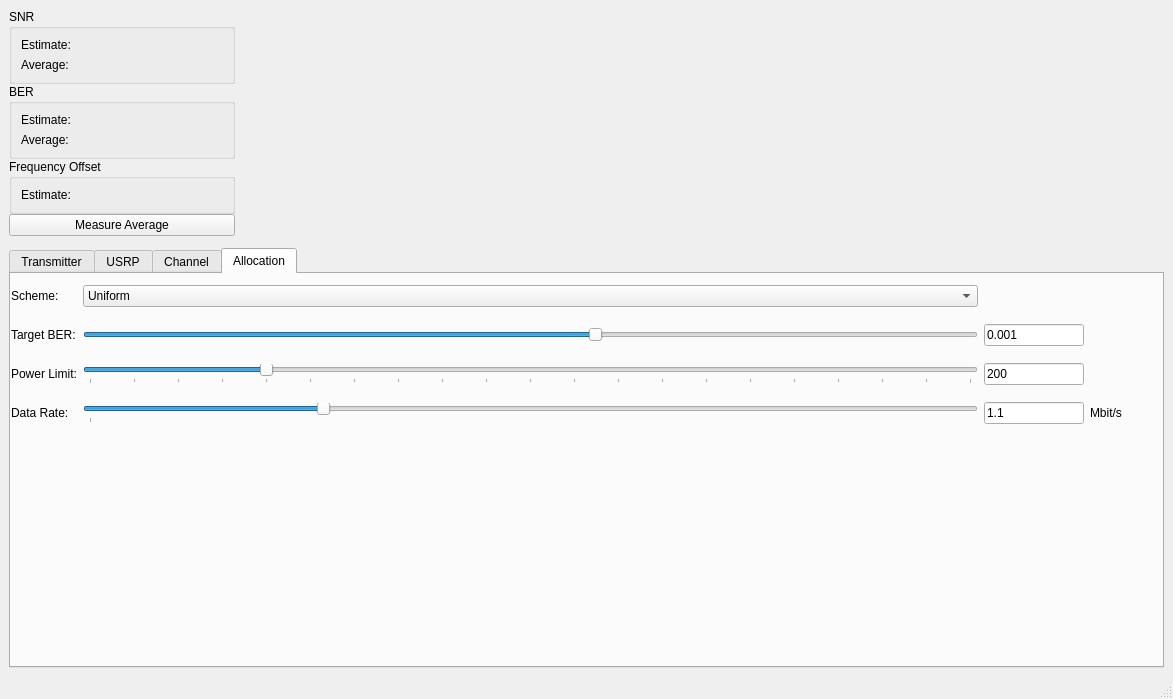
Above: apps/gui/ofdm_rx_gui_window.ui from rwth-ti/gr-ofdm before the change. Below: the same form after it.
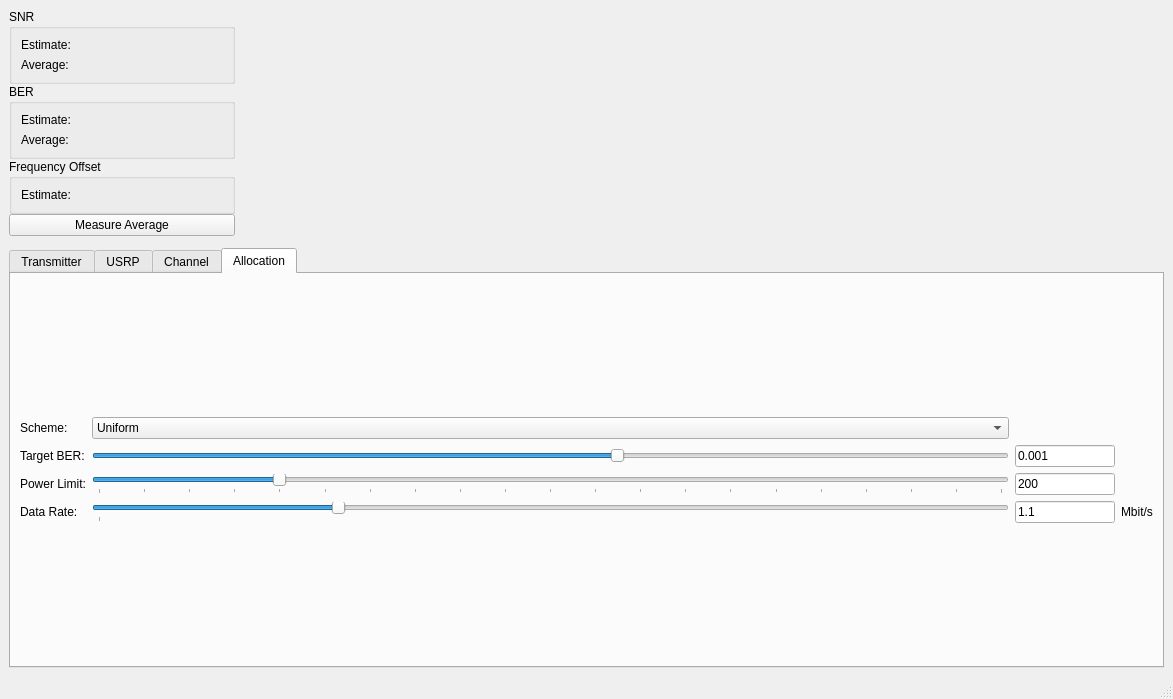
That is the form after the change. The open tabs and pages were chosen to show the change. Custom widgets are drawn as their Qt base class.

```diff
--- a/apps/gui/ofdm_rx_gui_window.ui
+++ b/apps/gui/ofdm_rx_gui_window.ui
@@ -14,8 +14,8 @@
    <string>MainWindow</string>
   </property>
   <widget class="QWidget" name="centralwidget">
-   <layout class="QGridLayout" name="gridLayout_4">
-    <item row="0" column="0">
+   <layout class="QVBoxLayout" name="verticalLayout_2">
+    <item>
      <layout class="QHBoxLayout" name="horizontalLayout">
       <item>
        <layout class="QVBoxLayout" name="verticalLayout">
@@ -181,7 +181,7 @@
       </item>
      </layout>
     </item>
-    <item row="1" column="0">
+    <item>
      <layout class="QHBoxLayout" name="horizontalLayout_2" stretch="5,3">
       <item>
        <widget class="QwtPlot" name="qwtPlotCSI">
@@ -199,7 +199,7 @@
       </item>
      </layout>
     </item>
-    <item row="2" column="0">
+    <item>
      <widget class="QTabWidget" name="tabWidget">
       <property name="currentIndex">
        <number>0</number>
@@ -652,18 +652,11 @@
        <attribute name="title">
         <string>Allocation</string>
        </attribute>
-       <widget class="QWidget" name="widget" native="true">
-        <property name="geometry">
-         <rect>
-          <x>0</x>
-          <y>0</y>
-          <width>1111</width>
-          <height>161</height>
-         </rect>
-        </property>
-        <layout class="QGridLayout" name="gridLayout_3">
-         <item row="2" column="2">
-          <widget class="QLineEdit" name="lineEditPowerLimit">
+       <layout class="QVBoxLayout" name="verticalLayout_5">
+        <item>
+         <layout class="QGridLayout" name="gridLayout_4">
+          <item row="1" column="2">
+           <widget class="QLineEdit" name="lineEditGap">
            <property name="maximumSize">
             <size>
              <width>100</width>
@@ -671,12 +664,46 @@
             </size>
            </property>
            <property name="text">
-            <string>200</string>
+             <string>0.001</string>
+            </property>
+            <property name="placeholderText">
+             <string/>
+            </property>
+           </widget>
+          </item>
+          <item row="2" column="1">
+           <widget class="QSlider" name="horizontalSliderPowerLimit">
+            <property name="minimum">
+             <number>0</number>
+            </property>
+            <property name="maximum">
+             <number>1000</number>
+            </property>
+            <property name="pageStep">
+             <number>1</number>
+            </property>
+            <property name="value">
+             <number>200</number>
+            </property>
+            <property name="orientation">
+             <enum>Qt::Horizontal</enum>
+            </property>
+            <property name="tickPosition">
+             <enum>QSlider::TicksBelow</enum>
+            </property>
+            <property name="tickInterval">
+             <number>50</number>
            </property>
           </widget>
          </item>
          <item row="0" column="1">
           <widget class="QComboBox" name="comboBoxScheme">
+            <property name="sizePolicy">
+             <sizepolicy hsizetype="Expanding" vsizetype="Fixed">
+              <horstretch>0</horstretch>
+              <verstretch>0</verstretch>
+             </sizepolicy>
+            </property>
            <item>
             <property name="text">
              <string>Uniform</string>
@@ -722,13 +749,6 @@
            </property>
           </widget>
          </item>
-         <item row="2" column="0">
-          <widget class="QLabel" name="label_5">
-           <property name="text">
-            <string>Power Limit:</string>
-           </property>
-          </widget>
-         </item>
          <item row="3" column="2">
           <widget class="QLineEdit" name="lineEditDataRate">
            <property name="maximumSize">
@@ -756,35 +776,23 @@
            </property>
           </widget>
          </item>
-         <item row="2" column="1">
-          <widget class="QSlider" name="horizontalSliderPowerLimit">
-           <property name="minimum">
-            <number>0</number>
-           </property>
-           <property name="maximum">
-            <number>1000</number>
-           </property>
-           <property name="pageStep">
-            <number>1</number>
-           </property>
-           <property name="value">
-            <number>200</number>
-           </property>
-           <property name="orientation">
-            <enum>Qt::Horizontal</enum>
-           </property>
-           <property name="tickPosition">
-            <enum>QSlider::TicksBelow</enum>
-           </property>
-           <property name="tickInterval">
-            <number>50</number>
+          <item row="2" column="0">
+           <widget class="QLabel" name="label_5">
+            <property name="text">
+             <string>Power Limit:</string>
            </property>
           </widget>
          </item>
-         <item row="1" column="0">
-          <widget class="QLabel" name="label_6">
+          <item row="2" column="2">
+           <widget class="QLineEdit" name="lineEditPowerLimit">
+            <property name="maximumSize">
+             <size>
+              <width>100</width>
+              <height>16777215</height>
+             </size>
+            </property>
            <property name="text">
-            <string>Target BER:</string>
+             <string>200</string>
            </property>
           </widget>
          </item>
@@ -804,10 +812,10 @@
            </property>
           </widget>
          </item>
-         <item row="1" column="3">
-          <widget class="QLabel" name="label_8">
+          <item row="1" column="0">
+           <widget class="QLabel" name="label_6">
            <property name="text">
-            <string/>
+             <string>Target BER:</string>
            </property>
           </widget>
          </item>
@@ -818,30 +826,16 @@
            </property>
           </widget>
          </item>
-         <item row="1" column="2">
-          <widget class="QLineEdit" name="lineEditGap">
-           <property name="maximumSize">
-            <size>
-             <width>100</width>
-             <height>16777215</height>
-            </size>
-           </property>
-           <property name="text">
-            <string>0.001</string>
-           </property>
-           <property name="placeholderText">
-            <string/>
-           </property>
-          </widget>
-         </item>
-        </layout>
-       </widget>
+         </layout>
+        </item>
+       </layout>
       </widget>
      </widget>
     </item>
    </layout>
    <zorder></zorder>
    <zorder>tabWidget</zorder>
+   <zorder></zorder>
   </widget>
   <widget class="QMenuBar" name="menubar">
    <property name="geometry">
```
Lines whose indentation alone changed are shown as unchanged.
